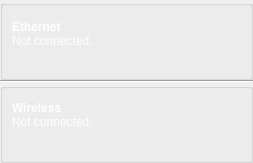
This is branches/kde4-managers/network-manager/plasmoid/nm-applet/contents/ui/popup.ui in pars-linux/uludag as Qt 5 draws it before an edit. The edited form follows.
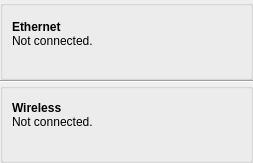
This is the edited form. Icons and pictures are not drawn.

Commit message: . Use current Plasma::Theme's TextColor as color for QWidgets.  . Update colors when Plasma::Theme changed..

Patch:
```diff
--- a/branches/kde4-managers/network-manager/plasmoid/nm-applet/contents/ui/popup.ui
+++ b/branches/kde4-managers/network-manager/plasmoid/nm-applet/contents/ui/popup.ui
@@ -12,11 +12,6 @@
   <property name="windowTitle" >
    <string>Form</string>
   </property>
-  <property name="styleSheet" >
-   <string notr="true" >QLabel {
-color:white;
-}</string>
-  </property>
   <layout class="QVBoxLayout" name="verticalLayout_5" >
    <property name="spacing" >
     <number>0</number>
```
The commit also changes 4 other files.
